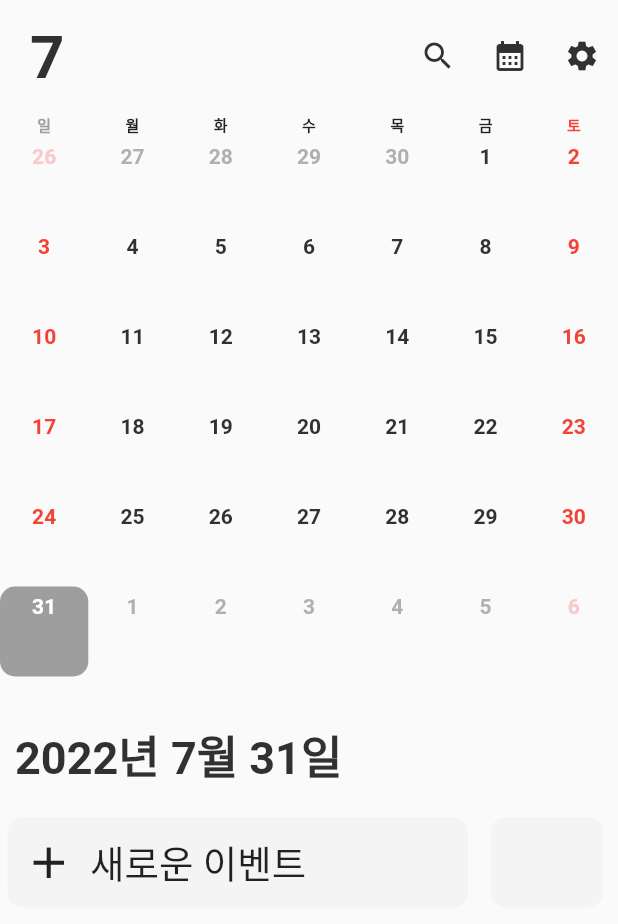
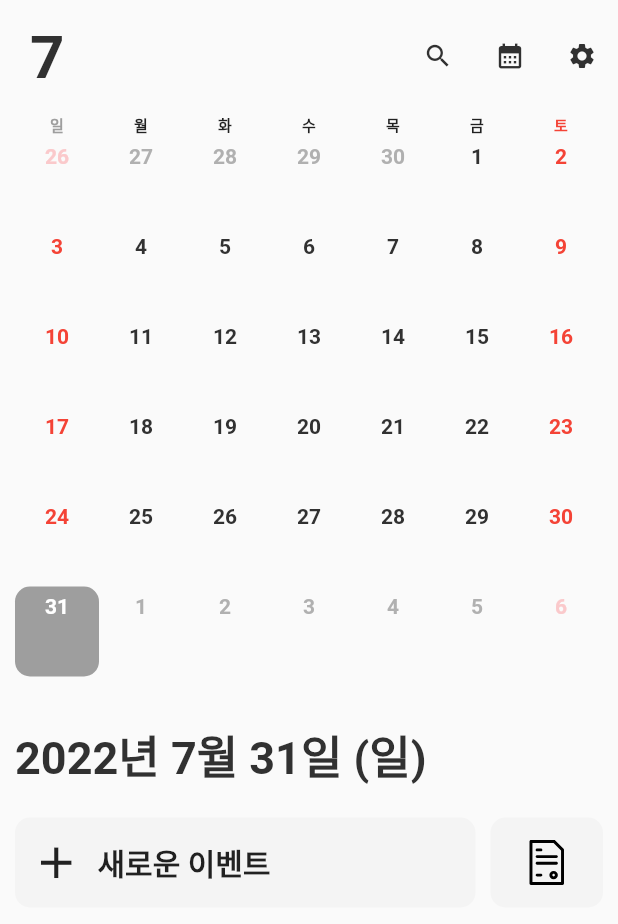
Before and after one commit to UkiDelly/calendar-with-hashtag, a Flutter app: the screen it shows after launch, on a phone screen of 412 x 824 dp. Shown: the top 924 px of the screen. Run offline on Flutter 3.47's test engine with Material 2 defaults, Android fonts, the phone set to English and light mode, and no system bars; drawn by our look-alikes of table_calendar; our stand-ins replace flutter_riverpod, flutter_svg.

Commit message:
Implements add new event button UI

```diff
--- a/lib/provider/current_month.dart
+++ /dev/null
@@ -1,5 +0,0 @@
-import 'package:flutter_riverpod/flutter_riverpod.dart';
-
-final currentMonthProvider = StateProvider<int>((ref) {
-  return DateTime.now().month;
-});
--- /dev/null
+++ b/lib/provider/dates.dart
@@ -0,0 +1,14 @@
+import 'package:flutter_riverpod/flutter_riverpod.dart';
+
+// listen for the months when calendar pages are chagnge
+final currentMonthProvider = StateProvider<int>((ref) {
+  return DateTime.now().month;
+});
+
+// listen when the calendar page is not the current month
+final goBackTodayProvider = StateProvider<int>((ref) => 0);
+
+// listen for the selected day
+final selectedDateProvider = StateProvider<DateTime>((ref) {
+  return DateTime.now();
+});
--- a/lib/provider/go_back_today.dart
+++ /dev/null
@@ -1,3 +0,0 @@
-import 'package:flutter_riverpod/flutter_riverpod.dart';
-
-final goBackTodayProvider = StateProvider<int>((ref) => 0);
--- a/lib/provider/selected_date.dart
+++ /dev/null
@@ -1,5 +0,0 @@
-import 'package:flutter_riverpod/flutter_riverpod.dart';
-
-final selectedDateProvider = StateProvider<DateTime>((ref) {
-  return DateTime.now();
-});
--- a/lib/view/main_view.dart
+++ b/lib/view/main_view.dart
@@ -1,10 +1,11 @@
-import 'package:care_square_assignment/provider/current_month.dart';
-import 'package:care_square_assignment/view/widget/calendar.dart';
-import 'package:care_square_assignment/view/widget/event_list.dart';
+import 'package:care_square_assignment/view/widget/calendar/calendar.dart';
+
 import 'package:flutter/material.dart';
 import 'package:flutter_riverpod/flutter_riverpod.dart';
 
+import '../provider/dates.dart';
 import 'widget/back_to_now.dart';
+import 'widget/events/event_list.dart';
 
 class MainView extends StatelessWidget {
   const MainView({Key? key}) : super(key: key);
@@ -45,7 +46,7 @@ class MainView extends StatelessWidget {
                 duration: const Duration(milliseconds: 500),
                 child: ref.watch(currentMonthProvider) != DateTime.now().month
                     ? const Padding(
-                        padding: EdgeInsets.fromLTRB(10, 20, 10, 20),
+                        padding: EdgeInsets.fromLTRB(0, 20, 0, 20),
                         child: BackToNow(),
                       )
                     : null,
@@ -59,17 +60,26 @@ class MainView extends StatelessWidget {
               icon: const Icon(
                 Icons.search,
                 color: Color(0xff313131),
+                size: 20,
               )),
 
           //* calendar accounts button
           IconButton(
               onPressed: () {},
-              icon: const Icon(Icons.calendar_month, color: Color(0xff313131))),
+              icon: const Icon(
+                Icons.calendar_month,
+                color: Color(0xff313131),
+                size: 20,
+              )),
 
           //* setting button
           IconButton(
             onPressed: () {},
-            icon: const Icon(Icons.settings, color: Color(0xff313131)),
+            icon: const Icon(
+              Icons.settings,
+              color: Color(0xff313131),
+              size: 20,
+            ),
           )
         ],
       ),
@@ -81,7 +91,9 @@ class MainView extends StatelessWidget {
             crossAxisAlignment: CrossAxisAlignment.start,
             children: const [
               //* Calendar
-              SizedBox(child: CalendarWidget()),
+              Padding(
+                  padding: EdgeInsets.symmetric(horizontal: 10),
+                  child: CalendarWidget()),
 
               //
               SizedBox(
--- a/lib/view/widget/cells/default.dart
+++ b/lib/view/widget/calendar/cells/default.dart
@@ -1,6 +1,8 @@
 import 'package:care_square_assignment/model/calendar_event.dart';
-import 'package:care_square_assignment/view/widget/event_widget.dart';
+
 import 'package:flutter/material.dart';
+
+import '../../events/event_widget.dart';
 
 class DefaultCell extends StatelessWidget {
   final DateTime day;
--- a/lib/view/widget/cells/selected.dart
+++ b/lib/view/widget/calendar/cells/selected.dart
@@ -1,7 +1,7 @@
 import 'package:care_square_assignment/model/calendar_event.dart';
 import 'package:flutter/material.dart';
 
-import '../event_widget.dart';
+import '../../events/event_widget.dart';
 
 class SelectedCell extends StatefulWidget {
   final DateTime day;
--- a/lib/view/widget/event_list.dart
+++ b/lib/view/widget/events/event_list.dart
@@ -1,7 +1,8 @@
 import 'package:flutter/material.dart';
 import 'package:flutter_riverpod/flutter_riverpod.dart';
+import 'package:flutter_svg/svg.dart';
 
-import '../../provider/selected_date.dart';
+import '../../../provider/dates.dart';
 
 class EventList extends StatefulWidget {
   const EventList({Key? key}) : super(key: key);
@@ -11,6 +12,29 @@ class EventList extends StatefulWidget {
 }
 
 class _EventListState extends State<EventList> {
+  String weekDayToName(DateTime day) {
+    switch (day.weekday) {
+      case 1:
+        return "월";
+
+      case 2:
+        return "화";
+      case 3:
+        return "수";
+      case 4:
+        return "목";
+      case 5:
+        return "금";
+      case 6:
+        return "토";
+      case 7:
+        return "일";
+
+      default:
+        return "";
+    }
+  }
+
   @override
   Widget build(BuildContext context) {
     return Column(
@@ -24,7 +48,7 @@ class _EventListState extends State<EventList> {
               return Padding(
                   padding: const EdgeInsets.fromLTRB(10, 10, 0, 10),
                   child: Text(
-                      "${selectedDate.year}년 ${selectedDate.month}월 ${selectedDate.day}일",
+                      "${selectedDate.year}년 ${selectedDate.month}월 ${selectedDate.day}일 (${weekDayToName(selectedDate)})",
                       style: const TextStyle(
                           color: Color(0xff313131),
                           fontWeight: FontWeight.bold,
@@ -40,7 +64,7 @@ class _EventListState extends State<EventList> {
               //* Add new Event
               Expanded(
                   child: Container(
-                margin: const EdgeInsets.fromLTRB(5, 10, 10, 10),
+                margin: const EdgeInsets.fromLTRB(10, 10, 5, 10),
                 width: 75,
                 height: 60,
                 decoration: BoxDecoration(
@@ -79,7 +103,8 @@ class _EventListState extends State<EventList> {
                       // text
                       Text(
                         "새로운 이벤트",
-                        style: TextStyle(fontSize: 25),
+                        style: TextStyle(
+                            fontSize: 20, fontWeight: FontWeight.w600),
                       )
                     ],
                   ),
@@ -88,12 +113,17 @@ class _EventListState extends State<EventList> {
 
               //* Template
               Container(
-                margin: const EdgeInsets.fromLTRB(5, 10, 10, 10),
                 width: 75,
                 height: 60,
+                margin: const EdgeInsets.fromLTRB(5, 10, 10, 10),
+                padding: const EdgeInsets.all(15),
                 decoration: BoxDecoration(
                     color: const Color(0xfff4f4f4),
                     borderRadius: BorderRadius.circular(10)),
+                child: SvgPicture.asset(
+                  'assets/icon/document.svg',
+                  height: 10,
+                ),
               )
             ],
           ),
--- a/pubspec.yaml
+++ b/pubspec.yaml
@@ -31,6 +31,7 @@ dependencies:
     sdk: flutter
   table_calendar: ^3.0.6
   flutter_riverpod: ^1.0.4
+  flutter_svg: ^1.1.1+1
 
 
   # The following adds the Cupertino Icons font to your application.
@@ -61,8 +62,9 @@ flutter:
   uses-material-design: true
 
   # To add assets to your application, add an assets section, like this:
-  # assets:
-  #   - images/a_dot_burr.jpeg
+  assets:
+    - assets/icon/undo.svg
+    - assets/icon/document.svg
   #   - images/a_dot_ham.jpeg
 
   # An image asset can refer to one or more resolution-specific "variants", see
```
Also changed, not shown: lib/view/widget/back_to_now.dart (+16 -20 lines), lib/view/widget/calendar/calendar.dart (renamed from lib/view/widget/calendar.dart, +10 -9 lines), assets/icon/document.svg (added), assets/icon/undo.svg (added), lib/view/widget/calendar/cells/holiday.dart (renamed from lib/view/widget/cells/holiday.dart), lib/view/widget/calendar/cells/outside.dart (renamed from lib/view/widget/cells/outside.dart), lib/view/widget/calendar/cells/today.dart (renamed from lib/view/widget/cells/today.dart), lib/view/widget/calendar/cells/weekday.dart (renamed from lib/view/widget/cells/weekday.dart), lib/view/widget/events/event_widget.dart (renamed from lib/view/widget/event_widget.dart), pubspec.lock, 2 other files.
